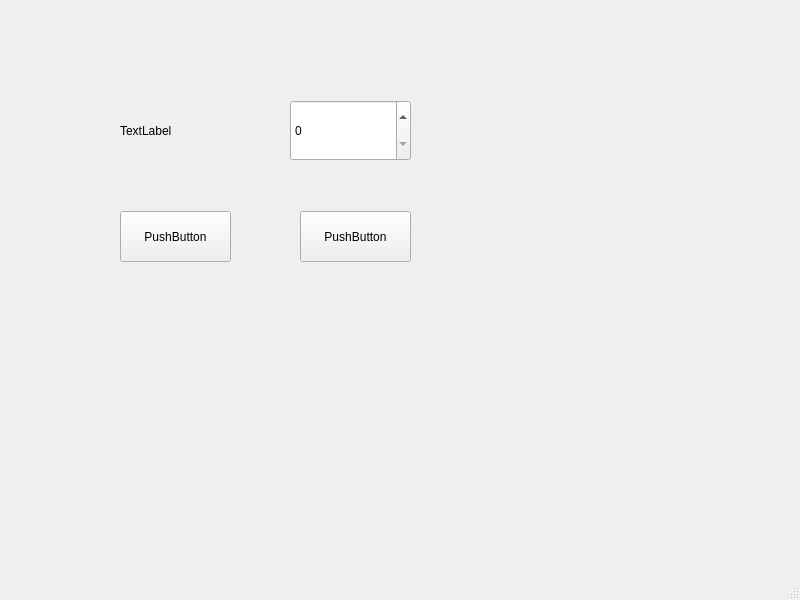
Qt form MainWindow.ui (AndreaDiPietro0/BankAccount_DiPietro) before a commit.
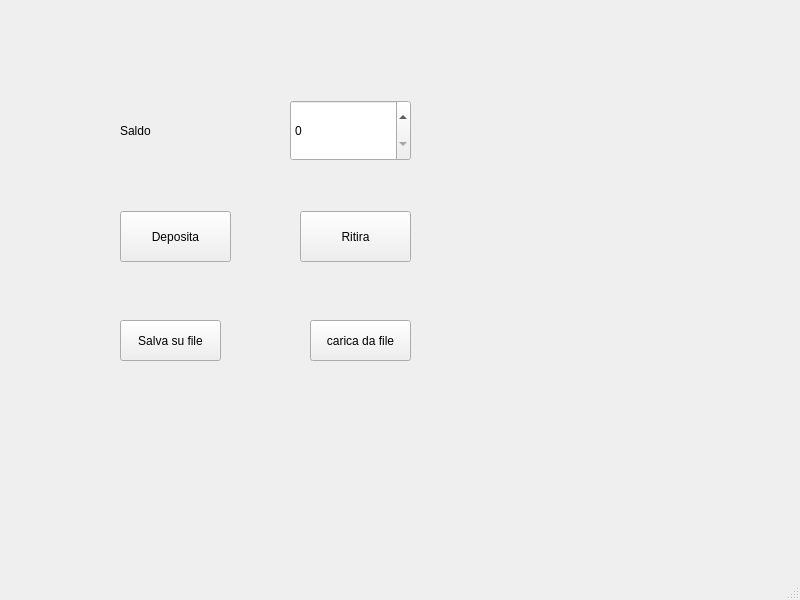
The same form after that commit.

Patch:
```diff
--- a/MainWindow.ui
+++ b/MainWindow.ui
@@ -34,7 +34,7 @@
      </rect>
     </property>
     <property name="text">
-     <string>TextLabel</string>
+     <string>Saldo</string>
     </property>
    </widget>
    <widget class="QPushButton" name="btnDeposita">
@@ -47,7 +47,7 @@
      </rect>
     </property>
     <property name="text">
-     <string>PushButton</string>
+     <string>Deposita</string>
     </property>
    </widget>
    <widget class="QPushButton" name="btnPreleva">
@@ -60,7 +60,33 @@
      </rect>
     </property>
     <property name="text">
-     <string>PushButton</string>
+     <string>Ritira</string>
+    </property>
+   </widget>
+   <widget class="QPushButton" name="btnSave">
+    <property name="geometry">
+     <rect>
+      <x>120</x>
+      <y>320</y>
+      <width>101</width>
+      <height>41</height>
+     </rect>
+    </property>
+    <property name="text">
+     <string>Salva su file</string>
+    </property>
+   </widget>
+   <widget class="QPushButton" name="btnLoad">
+    <property name="geometry">
+     <rect>
+      <x>310</x>
+      <y>320</y>
+      <width>101</width>
+      <height>41</height>
+     </rect>
+    </property>
+    <property name="text">
+     <string>carica da file</string>
     </property>
    </widget>
   </widget>
```
Left out of the diff: 3 changed lines with no effect on the pictures.
